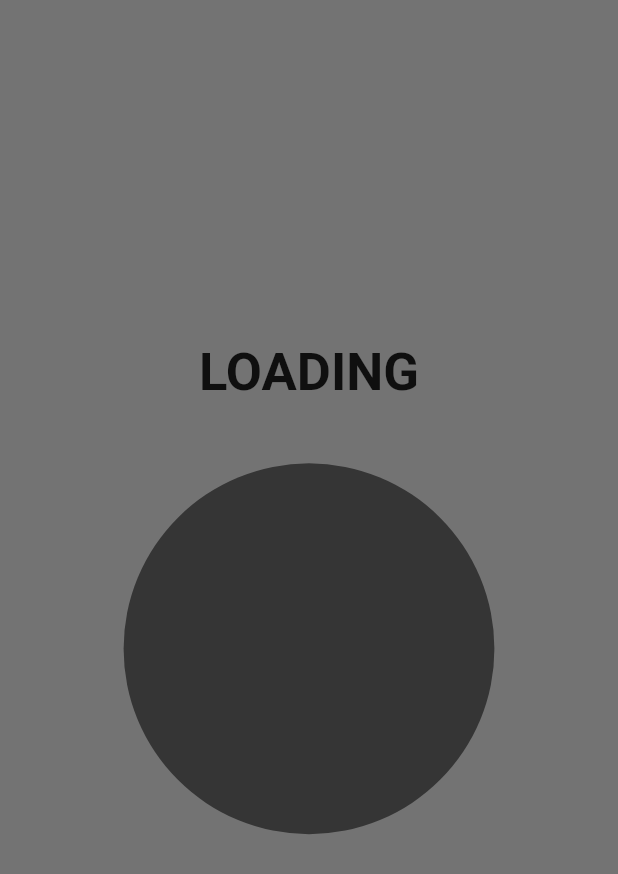
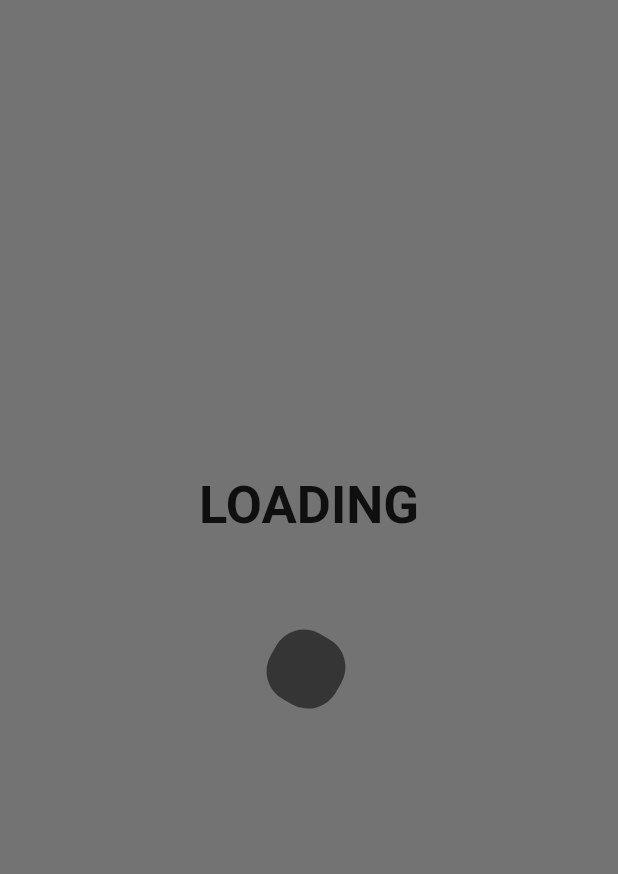
Before and after one commit to poorants/flutter-cc-carrot-market., a Flutter app: the screen it shows after launch, on a phone screen of 412 x 824 dp. Shown: the top 874 px of the screen. Run offline on Flutter 3.47's test engine with Material 2 defaults, Android fonts, the phone set to English and light mode, and no system bars; our stand-ins replace cloud_firestore, firebase_core, flutter_svg; accounts and stored records are empty.

Commit message:
애니메이션 테스트

```diff
--- a/lib/pages/login/widgets/body.dart
+++ b/lib/pages/login/widgets/body.dart
@@ -6,13 +6,13 @@ class Body extends StatelessWidget {
 
   @override
   Widget build(BuildContext context) {
-    Size size = MediaQuery.of(context).size;
+    // final Size size = MediaQuery.of(context).size;
     return Background(
         child: SingleChildScrollView(
       child: Column(
         mainAxisAlignment: MainAxisAlignment.center,
-        children: [
-          const Text(
+        children: const [
+          Text(
             'LOADING',
             style: TextStyle(
               color: Colors.black87,
@@ -20,19 +20,11 @@ class Body extends StatelessWidget {
               fontSize: 35,
             ),
           ),
-          const SizedBox(
-            height: 40,
+          SizedBox(
+            height: 60,
           ),
+          AnimateImage(),
           SizedBox(
-              height: size.height * 0.3,
-              width: size.height * 0.3,
-              child: DecoratedBox(
-                decoration: BoxDecoration(
-                  color: Colors.black54,
-                  borderRadius: BorderRadius.circular(size.height * 0.3),
-                ),
-              )),
-          const SizedBox(
             height: 40,
           ),
         ],
@@ -40,3 +32,89 @@ class Body extends StatelessWidget {
     ));
   }
 }
+
+class AnimateImage extends StatefulWidget {
+  const AnimateImage({Key? key}) : super(key: key);
+
+  @override
+  _AnimateImageState createState() => _AnimateImageState();
+}
+
+class _AnimateImageState extends State<AnimateImage>
+    with SingleTickerProviderStateMixin {
+  late AnimationController _controller;
+
+  late final Animation<Offset> offsetAnimation;
+  late final Animation<BorderRadius> borderRadiusAnimation;
+  late final Animation<double> rotateAnimation;
+
+  @override
+  void initState() {
+    super.initState();
+    _controller = AnimationController(
+      vsync: this,
+      duration: const Duration(milliseconds: 1000),
+    )..repeat(reverse: true);
+
+    offsetAnimation = Tween<Offset>(
+      begin: Offset.zero,
+      end: const Offset(0, 1),
+    ).animate(
+      CurvedAnimation(
+        parent: _controller,
+        curve: Curves.easeInOut,
+      ),
+    );
+
+    borderRadiusAnimation = Tween<BorderRadius>(
+      begin: BorderRadius.circular(23),
+      end: BorderRadius.circular(3),
+    ).animate(
+      CurvedAnimation(
+        parent: _controller,
+        curve: Curves.easeInOut,
+      ),
+    );
+
+    rotateAnimation = Tween<double>(begin: 0.0, end: 1.0).animate(
+      CurvedAnimation(
+        parent: _controller,
+        curve: Curves.easeInOut,
+      ),
+    );
+  }
+
+  @override
+  void dispose() {
+    super.dispose();
+    _controller.dispose();
+  }
+
+  Widget _buildAnimation(BuildContext context, Widget? child) {
+    return RotationTransition(
+      turns: rotateAnimation,
+      child: SlideTransition(
+        position: offsetAnimation,
+        child: Container(
+          alignment: Alignment.bottomCenter,
+          child: Container(
+            width: 50,
+            height: 50,
+            decoration: BoxDecoration(
+              color: Colors.black54,
+              borderRadius: borderRadiusAnimation.value,
+            ),
+          ),
+        ),
+      ),
+    );
+  }
+
+  @override
+  Widget build(BuildContext context) {
+    return AnimatedBuilder(
+      builder: _buildAnimation,
+      animation: _controller,
+    );
+  }
+}
```
